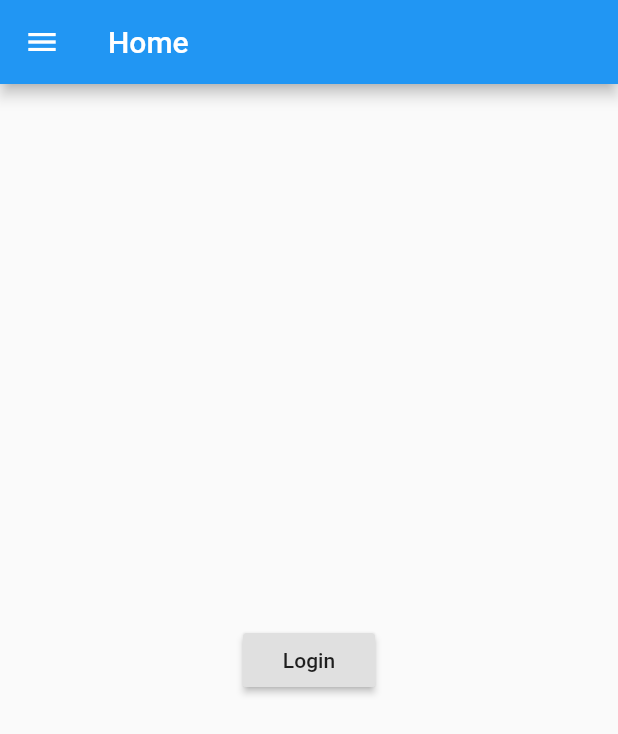
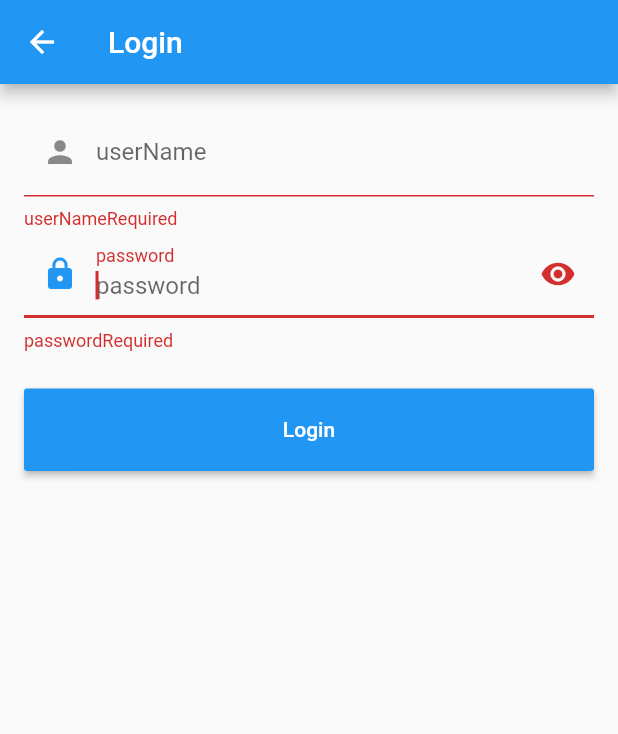
Before and after one commit to SeekerGAO/GithubFlutterApp, a Flutter app: the screen it shows after launch, after a tap on "Login", on a phone screen of 412 x 824 dp. Shown: the top 734 px of the screen. Run offline on Flutter 3.47's test engine with Material 2 defaults, Android fonts, the phone set to English and light mode, and no system bars; our stand-ins replace cached_network_image, dio, shared_preferences; missing offline and left inert: flukit; generated files the repository leaves out were written again; statements that could not run were skipped.

Commit message:
App登录页面

```diff
--- a/lib/i10n/GmLocalizations.dart
+++ b/lib/i10n/GmLocalizations.dart
@@ -52,6 +52,31 @@ class GmLocalizations{
   String get yes{
     return isZh ? "确定" : "sure";
   }
+
+  String get userName{
+    return isZh ? "用户名" : "userName";
+  }
+
+  String get userNameOrEmail{
+    return isZh ? "用户名或邮箱" : "userNameOrEmail";
+  }
+
+  String get userNameRequired{
+    return isZh ? "请输入用户名" : "userNameRequired";
+  }
+
+  String get password{
+    return isZh ? "密码" : "password";
+  }
+
+  String get passwordRequired{
+    return isZh ? "请输入密码" : "passwordRequired";
+  }
+
+  String get userNameOrPasswordWrong{
+    return isZh ? "用户名或密码错误" : "userNameOrPasswordWrong";
+  }
+
 }
 
 /// 在Locale改变时加载新的Locale资源
--- a/lib/main.dart
+++ b/lib/main.dart
@@ -60,7 +60,7 @@ class MyApp extends StatelessWidget {
           },
           // 注册命名路由表
           routes: <String, WidgetBuilder>{
-
+            "login": (context) => LoginRoute()
           },
         );
       }),
--- a/lib/routes/index.dart
+++ b/lib/routes/index.dart
@@ -1 +1,2 @@
 export 'home_page.dart';
+export 'login_page.dart';
--- /dev/null
+++ b/lib/routes/login_page.dart
@@ -0,0 +1,120 @@
+import 'package:flutter/material.dart';
+import 'package:github_flutter_app/common/index.dart';
+import 'package:github_flutter_app/i10n/GmLocalizations.dart';
+import 'package:github_flutter_app/models/index.dart';
+import 'package:provider/provider.dart';
+
+class LoginRoute extends StatefulWidget {
+  @override
+  _LoginRouteState createState() => _LoginRouteState();
+}
+
+class _LoginRouteState extends State<LoginRoute> {
+  TextEditingController _unameController = new TextEditingController();
+  TextEditingController _pwdController = new TextEditingController();
+  bool pwdShow = false; //密码是否显示明文
+  GlobalKey _formKey = new GlobalKey<FormState>();
+  bool _nameAutoFocus = true;
+
+  @override
+  void initState() {
+    // 自动填充上次登录的用户名，填充后将焦点定位到密码输入框
+    _unameController.text = Global.profile.lastLogin;
+    if (_unameController.text != null) {
+      _nameAutoFocus = false;
+    }
+    super.initState();
+  }
+
+  @override
+  Widget build(BuildContext context) {
+    var gm = GmLocalizations.of(context);
+    return Scaffold(
+      appBar: AppBar(title: Text(gm.login)),
+      body: Padding(
+        padding: const EdgeInsets.all(16.0),
+        child: Form(
+          key: _formKey,
+          autovalidate: true,
+          child: Column(
+            children: <Widget>[
+              TextFormField(
+                  autofocus: _nameAutoFocus,
+                  controller: _unameController,
+                  decoration: InputDecoration(
+                    labelText: gm.userName,
+                    hintText: gm.userNameOrEmail,
+                    prefixIcon: Icon(Icons.person),
+                  ),
+                  // 校验用户名（不能为空）
+                  validator: (v) {
+                    return v.trim().isNotEmpty ? null : gm.userNameRequired;
+                  }),
+              TextFormField(
+                controller: _pwdController,
+                autofocus: !_nameAutoFocus,
+                decoration: InputDecoration(
+                    labelText: gm.password,
+                    hintText: gm.password,
+                    prefixIcon: Icon(Icons.lock),
+                    suffixIcon: IconButton(
+                      icon: Icon(
+                          pwdShow ? Icons.visibility_off : Icons.visibility),
+                      onPressed: () {
+                        setState(() {
+                          pwdShow = !pwdShow;
+                        });
+                      },
+                    )),
+                obscureText: !pwdShow,
+                //校验密码（不能为空）
+                validator: (v) {
+                  return v.trim().isNotEmpty ? null : gm.passwordRequired;
+                },
+              ),
+              Padding(
+                padding: const EdgeInsets.only(top: 25),
+                child: ConstrainedBox(
+                  constraints: BoxConstraints.expand(height: 55.0),
+                  child: RaisedButton(
+                    color: Theme.of(context).primaryColor,
+                    onPressed: _onLogin,
+                    textColor: Colors.white,
+                    child: Text(gm.login),
+                  ),
+                ),
+              ),
+            ],
+          ),
+        ),
+      ),
+    );
+  }
+
+  void _onLogin() async {
+    // 提交前，先验证各个表单字段是否合法
+    if ((_formKey.currentState as FormState).validate()) {
+//      showLoading(context);
+      User user;
+      try {
+        user = await Git(context).login(_unameController.text, _pwdController.text);
+        // 因为登录页返回后，首页会build，所以我们传false，更新user后不触发更新
+        Provider.of<UserModel>(context, listen: false).user = user;
+      } catch (e) {
+        //登录失败则提示
+        if (e.response?.statusCode == 401) {
+//          showToast(GmLocalizations.of(context).userNameOrPasswordWrong);
+        } else {
+//          showToast(e.toString());
+        }
+      } finally {
+        // 隐藏loading框
+        Navigator.of(context).pop();
+      }
+      if (user != null) {
+        // 返回
+        Navigator.of(context).pop();
+      }
+    }
+  }
+}
--- a/pubspec.yaml
+++ b/pubspec.yaml
@@ -33,6 +33,7 @@ dependencies:
   provider: ^3.1.0
   flukit: ^1.0.2
   cached_network_image: ^1.1.1
+  fluttertoast: ^3.1.3
 
 dev_dependencies:
   flutter_test:
```
Also changed, not shown: pubspec.lock.
